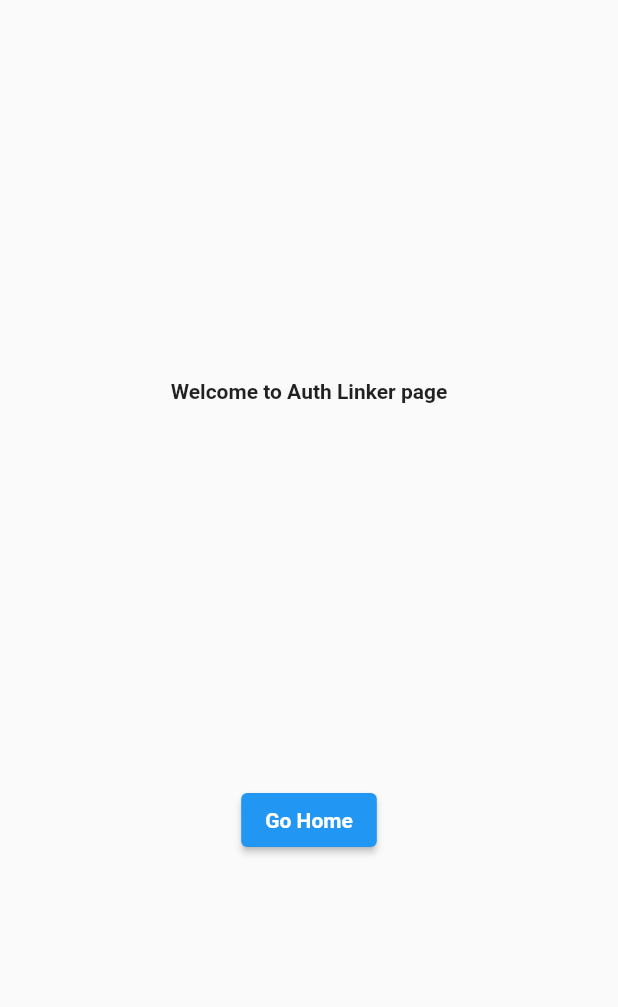
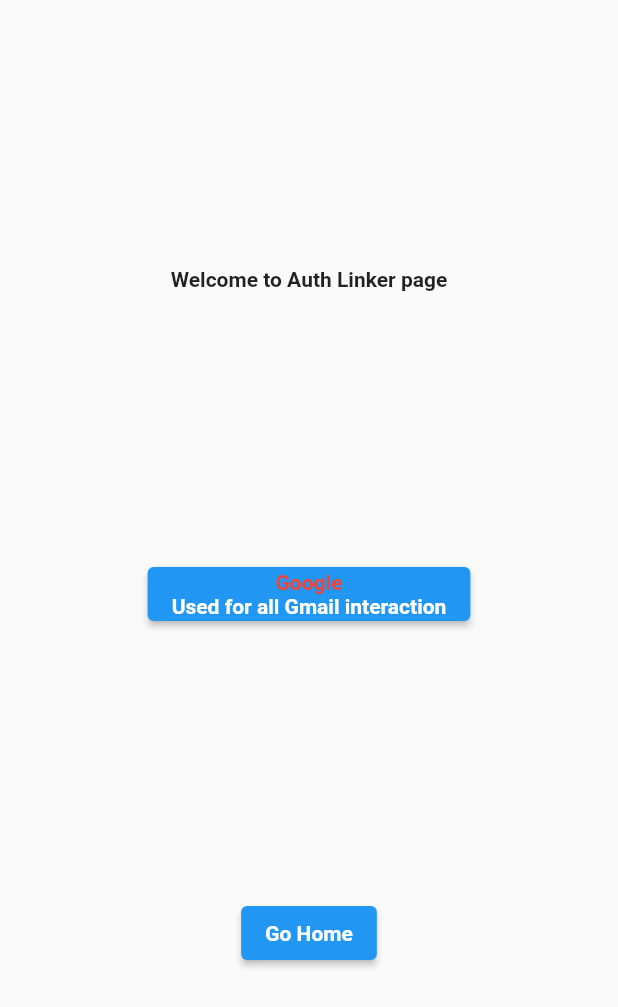
Before and after one commit to Epitech-Nantes-Tek3/A-equals-l-squared, a Flutter app: the screen it shows after launch, after a tap on "Continue with Email", after a tap on "Auth Linker", on a phone screen of 412 x 824 dp. Shown: the top 1007 px of the screen. Run offline on Flutter 3.47's test engine with Material 2 defaults, Android fonts, the phone set to English and light mode, and no system bars; our stand-ins replace go_router, google_sign_in; accounts and stored records are empty.

Commit message:
Add AuthBox Display function #97

```diff
--- a/application/app_code/lib/pages/auth_linker/auth_linker_functional.dart
+++ b/application/app_code/lib/pages/auth_linker/auth_linker_functional.dart
@@ -17,13 +17,32 @@ class AuthBox {
   bool isEnable;
   Function action;
 
-  AuthBox({required this.authName,
-    required this.authDescription,
-    required this.isEnable,
-    required this.action});
+  AuthBox(
+      {required this.authName,
+      required this.authDescription,
+      required this.isEnable,
+      required this.action});
+
+  Widget display() {
+    return ElevatedButton(
+        onPressed: () {
+          action();
+        },
+        child: Column(
+          mainAxisAlignment: MainAxisAlignment.spaceEvenly,
+          children: [
+            Text(
+              authName,
+              style: TextStyle(color: isEnable ? Colors.green : Colors.red),
+            ),
+            Text(authDescription)
+          ],
+        ));
+  }
 }
 
-AuthBox googleAuthBox = AuthBox(authName: "Google",
+AuthBox googleAuthBox = AuthBox(
+    authName: "Google",
     authDescription: "Used for all Gmail interaction",
     isEnable: false,
     action: getGoogleToken);
--- a/application/app_code/lib/pages/auth_linker/auth_linker_state.dart
+++ b/application/app_code/lib/pages/auth_linker/auth_linker_state.dart
@@ -5,9 +5,11 @@ import 'auth_linker_functional.dart';
 import 'auth_linker_page.dart';
 
 class AuthLinkerPageState extends State<AuthLinkerPage> {
-
-  Widget displayAuthBox(AuthBox auth) {
-    return const Text('An Auth box');
+  Widget displayAuthBox() {
+    return Column(
+      mainAxisAlignment: MainAxisAlignment.spaceBetween,
+      children: [googleAuthBox.display()],
+    );
   }
 
   @override
@@ -18,6 +20,7 @@ class AuthLinkerPageState extends State<AuthLinkerPage> {
         mainAxisAlignment: MainAxisAlignment.spaceEvenly,
         children: <Widget>[
           const Text('Welcome to Auth Linker page'),
+          displayAuthBox(),
           ElevatedButton(
             key: const Key('AuthLinkerHomeButton'),
             onPressed: () {
```
